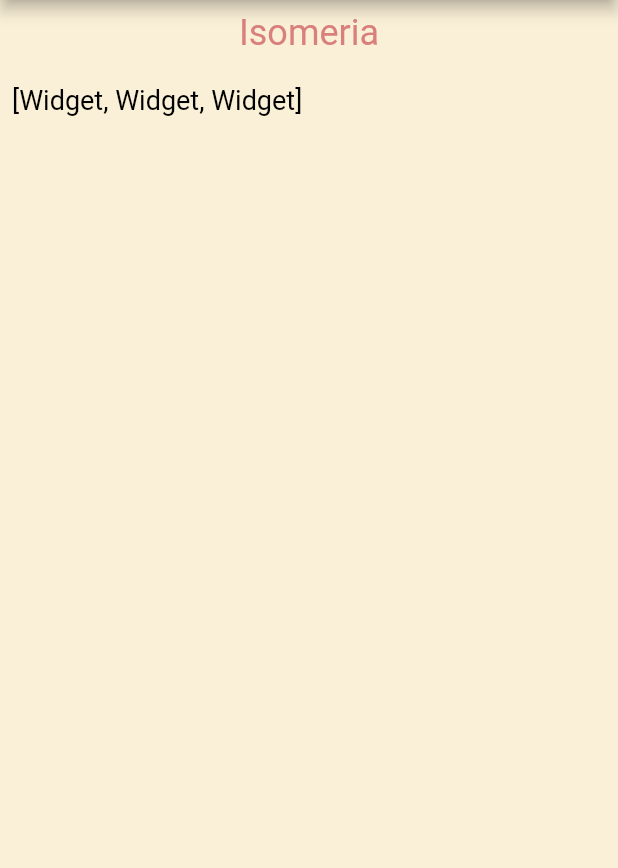
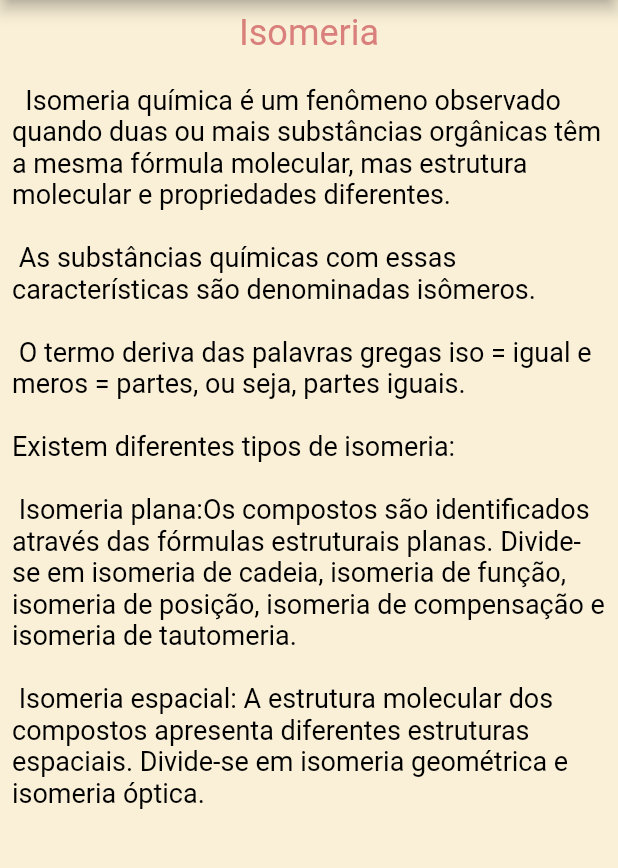
Before and after one commit to Maahrcy/study_app, a Flutter app: the DetalhesGrid screen opened directly with sample values from the repository, on a phone screen of 412 x 824 dp, the part 84-952 px from its top. Run offline on Flutter 3.47's test engine with Material 2 defaults, Android fonts, the phone set to English and light mode, and no system bars; our stand-ins replace google_fonts; missing offline and left inert: dart:html.

Commit message:
Modificações

```diff
--- a/lib/data/BD.dart
+++ b/lib/data/BD.dart
@@ -4,15 +4,15 @@ import '../domain/resumo.dart';
 import '../domain/tema.dart';
 
 class BD {
-  static Resumo resumo = Resumo(titulo: 'quaklquer', text: [Text('qualquer')]);
+  //static Resumo resumo = Resumo(titulo: 'quaklquer', text: 'qualquer');
   static List<Resumo> listaResumes = [
-    Resumo(titulo: 'Isomeria', text: [Text('  Isomeria química é um fenômeno observado quando duas ou mais substâncias orgânicas têm a mesma fórmula molecular, mas estrutura molecular e propriedades diferentes. \n '
+    Resumo(titulo: 'Isomeria', text: '  Isomeria química é um fenômeno observado quando duas ou mais substâncias orgânicas têm a mesma fórmula molecular, mas estrutura molecular e propriedades diferentes. \n '
         '\n As substâncias químicas com essas características são denominadas isômeros. \n '
         '\n O termo deriva das palavras gregas iso = igual e meros = partes, ou seja, partes iguais. \n '
-        '\nExistem diferentes tipos de isomeria: \n \n '),
-        resumo.MakeBold('Isomeria plana:'),
-        Text('Os compostos são identificados através das fórmulas estruturais planas. Divide-se em isomeria de cadeia, isomeria de função, isomeria de posição, isomeria de compensação e isomeria de tautomeria. \n '
-        '\n Isomeria espacial: A estrutura molecular dos compostos apresenta diferentes estruturas espaciais. Divide-se em isomeria geométrica e isomeria óptica.')]
+        '\nExistem diferentes tipos de isomeria: \n \n '
+        'Isomeria plana:'
+        'Os compostos são identificados através das fórmulas estruturais planas. Divide-se em isomeria de cadeia, isomeria de função, isomeria de posição, isomeria de compensação e isomeria de tautomeria. \n '
+        '\n Isomeria espacial: A estrutura molecular dos compostos apresenta diferentes estruturas espaciais. Divide-se em isomeria geométrica e isomeria óptica.'
         ),
     //Resumo(titulo: 'Resumo 2', text: '  Lorem input não sei oq não sei oq não sei oq'),
     //Resumo(titulo: 'Resumo 3', text: '  Lorem input não sei oq não sei oq não sei oq'),
--- a/lib/domain/resumo.dart
+++ b/lib/domain/resumo.dart
@@ -2,7 +2,8 @@ import 'package:flutter/material.dart';
 
 class Resumo {
   final String titulo;
-  final List<Text> text;
+  //final List<Text> text;
+  final String text;
   //final Color? color;
   Resumo({
     required this.titulo,
@@ -10,7 +11,7 @@ class Resumo {
     //required this.color,// = BD.tema.textcolor3,
   });
 
-
+/*
   Text MakeBold(String text){
     return Text(text,
     style: TextStyle(
@@ -18,4 +19,14 @@ class Resumo {
     ),);
   }
 
+ */
+/*
+  List<Text> ApllyStyle(List<Text> text, TextStyle? estilo){
+    for(int i =0; i<text.length; i++){
+      text[i].style?.apply(estilo.color, estilo?.backgroundColor, decoration: estilo?.decoration, estilo?.decorationColor, decorationStyle: estilo.decorationStyle, estilo.decorationThickness, );
+    }
+    return text;
+  }
+
+ */
 }
--- a/lib/resume_page/detalhes_grid.dart
+++ b/lib/resume_page/detalhes_grid.dart
@@ -53,7 +53,7 @@ class _DetalhesGridState extends State<DetalhesGrid> {
                   height: 20,
                 ),
                 Text(
-                  '${pacote.text}',
+                  pacote.text,
                   style: TextStyle(
                     color: BD.tema.textcolor3,
                     fontSize: 18,
```
